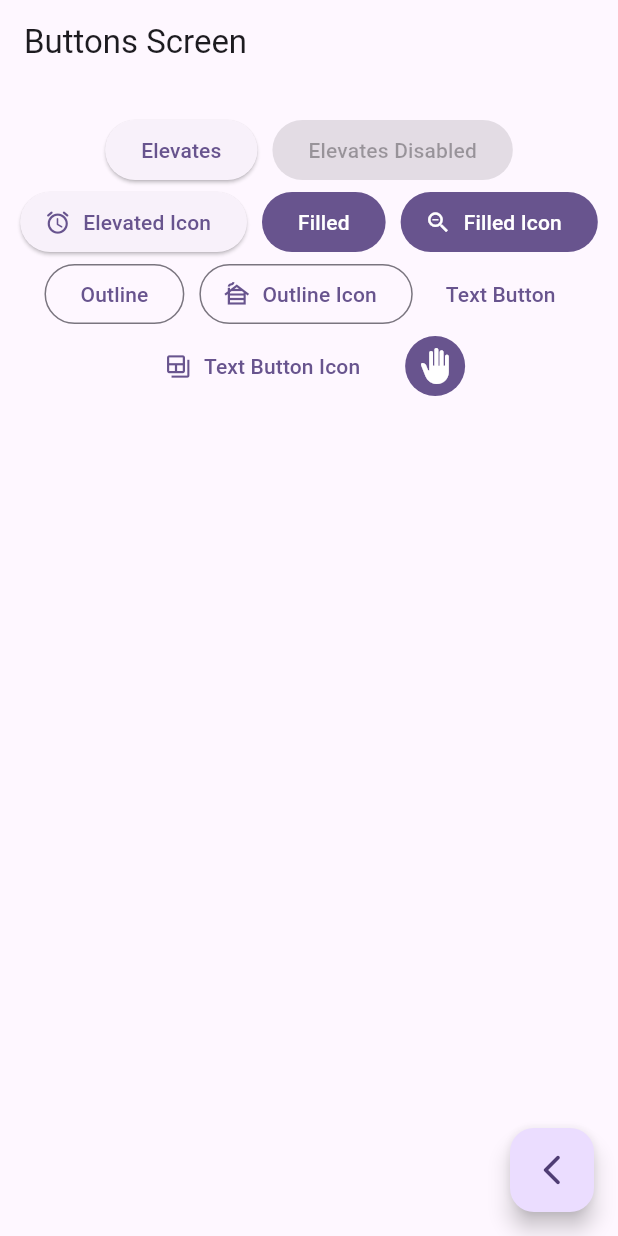
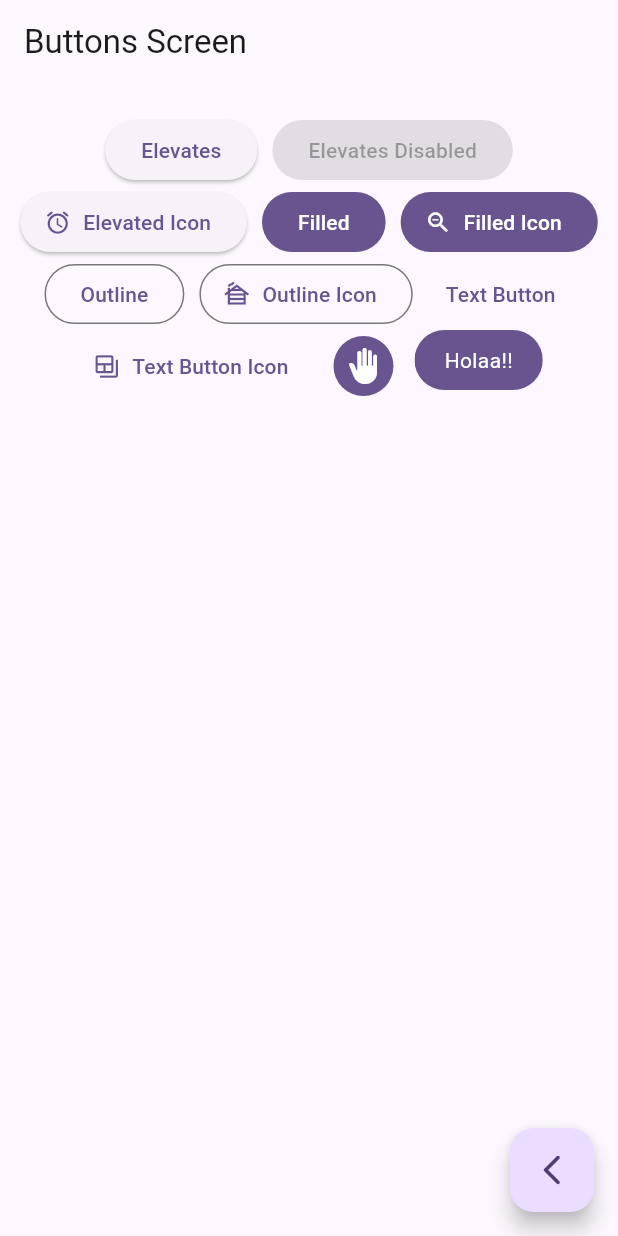
Before and after one commit to Fredy002/FlutterRiverpodWidgetsSuite, a Flutter app: the ButtonsScreen screen opened by its route, on a phone screen of 412 x 824 dp. Run offline on Flutter 3.47's test engine with Material 2 defaults, Android fonts, the phone set to English and light mode, and no system bars; our stand-ins replace go_router.

Commit message:
personalized button

```diff
--- a/lib/src/screens/buttons/buttonsScreen.dart
+++ b/lib/src/screens/buttons/buttonsScreen.dart
@@ -60,16 +60,46 @@ class _buttonsView extends StatelessWidget {
                 onPressed: () {},
                 icon: const Icon(Icons.backup_table_outlined),
                 label: const Text('Text Button Icon')),
-            // Todo: custom button
             IconButton(
                 onPressed: () {},
                 icon: const Icon(Icons.back_hand_rounded),
                 style: ButtonStyle(
                     backgroundColor: MaterialStatePropertyAll(colors.primary),
                     iconColor: const MaterialStatePropertyAll(Colors.white))),
+            //Boton Personalizado
+            const CustomButton()
           ],
         ),
       ),
     );
   }
 }
+
+class CustomButton extends StatelessWidget {
+  const CustomButton({super.key});
+
+  @override
+  Widget build(BuildContext context) {
+    final colors = Theme.of(context).colorScheme;
+
+    //redondeamos los bordes
+    return ClipRRect(
+      borderRadius: BorderRadius.circular(20),
+      //poder modificar los colores
+      child: Material(
+        color: colors.primary,
+        //reacciona con la interaccion del usuario
+        child: InkWell(
+          onTap: (){},
+          child: const Padding(
+            padding: EdgeInsets.symmetric(horizontal: 20, vertical: 10),
+            child: Text(
+              'Holaa!!',
+              style: TextStyle(color: Colors.white),
+            ),
+          ),
+        ),
+      ),
+    );
+  }
+}
```
